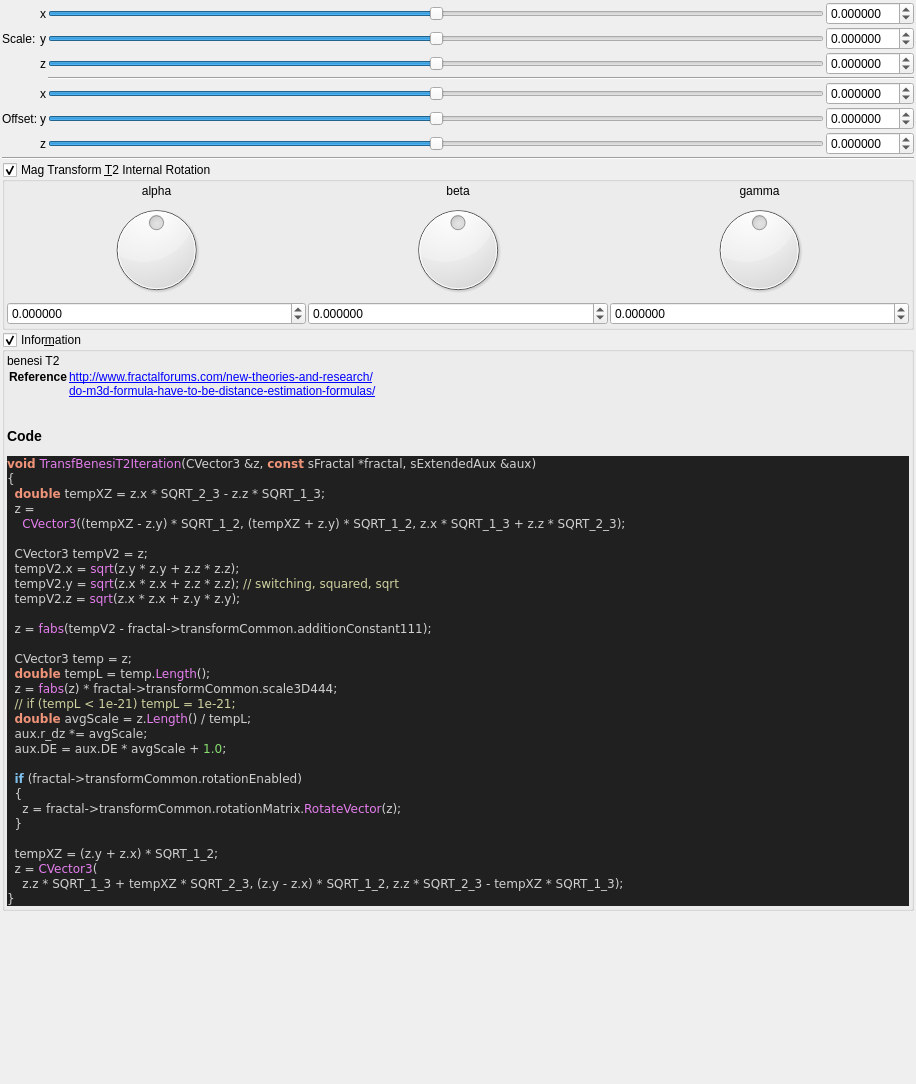
Qt form mandelbulber2/formula/ui/fractal_transf_benesi_t2.ui (buddhi1980/mandelbulber2) before a commit.
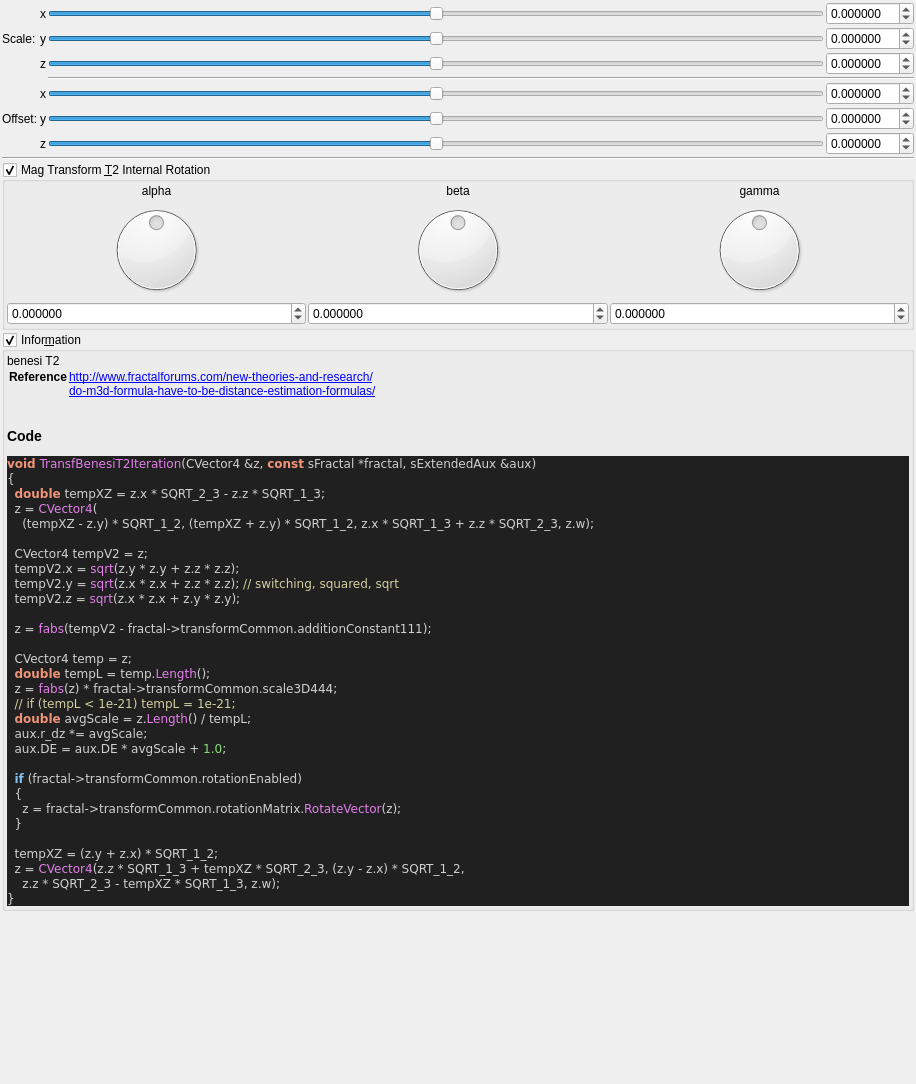
The same form after that commit. Custom widgets are drawn as their Qt base class.

Patch:
```diff
--- a/mandelbulber2/formula/ui/fractal_transf_benesi_t2.ui
+++ b/mandelbulber2/formula/ui/fractal_transf_benesi_t2.ui
@@ -630,20 +630,20 @@
 &lt;/table&gt;
 &lt;h3&gt;Code&lt;/h3&gt;
 &lt;body style=&quot;background-color:#202020&quot;&gt;
-&lt;pre style=&quot;color:#d0d0d0; background-color:#202020;  font-family:'Courier New',monospace;&quot;&gt;&lt;span style=&quot;color:#f09479; font-weight:bold&quot;&gt;void&lt;/span&gt; &lt;span style=&quot;color:#e47eed&quot;&gt;TransfBenesiT2Iteration&lt;/span&gt;&lt;span style=&quot;color:#d0d0d0&quot;&gt;(&lt;/span&gt;CVector3 &lt;span style=&quot;color:#d0d0d0&quot;&gt;&amp;amp;&lt;/span&gt;z&lt;span style=&quot;color:#d0d0d0&quot;&gt;,&lt;/span&gt; &lt;span style=&quot;color:#f09479; font-weight:bold&quot;&gt;const&lt;/span&gt; sFractal &lt;span style=&quot;color:#d0d0d0&quot;&gt;*&lt;/span&gt;fractal&lt;span style=&quot;color:#d0d0d0&quot;&gt;,&lt;/span&gt; sExtendedAux &lt;span style=&quot;color:#d0d0d0&quot;&gt;&amp;amp;&lt;/span&gt;aux&lt;span style=&quot;color:#d0d0d0&quot;&gt;)&lt;/span&gt;
+&lt;pre style=&quot;color:#d0d0d0; background-color:#202020;  font-family:'Courier New',monospace;&quot;&gt;&lt;span style=&quot;color:#f09479; font-weight:bold&quot;&gt;void&lt;/span&gt; &lt;span style=&quot;color:#e47eed&quot;&gt;TransfBenesiT2Iteration&lt;/span&gt;&lt;span style=&quot;color:#d0d0d0&quot;&gt;(&lt;/span&gt;CVector4 &lt;span style=&quot;color:#d0d0d0&quot;&gt;&amp;amp;&lt;/span&gt;z&lt;span style=&quot;color:#d0d0d0&quot;&gt;,&lt;/span&gt; &lt;span style=&quot;color:#f09479; font-weight:bold&quot;&gt;const&lt;/span&gt; sFractal &lt;span style=&quot;color:#d0d0d0&quot;&gt;*&lt;/span&gt;fractal&lt;span style=&quot;color:#d0d0d0&quot;&gt;,&lt;/span&gt; sExtendedAux &lt;span style=&quot;color:#d0d0d0&quot;&gt;&amp;amp;&lt;/span&gt;aux&lt;span style=&quot;color:#d0d0d0&quot;&gt;)&lt;/span&gt;
 &lt;span style=&quot;color:#d0d0d0&quot;&gt;{&lt;/span&gt;
   &lt;span style=&quot;color:#f09479; font-weight:bold&quot;&gt;double&lt;/span&gt; tempXZ &lt;span style=&quot;color:#d0d0d0&quot;&gt;=&lt;/span&gt; z&lt;span style=&quot;color:#d0d0d0&quot;&gt;.&lt;/span&gt;x &lt;span style=&quot;color:#d0d0d0&quot;&gt;*&lt;/span&gt; SQRT_2_3 &lt;span style=&quot;color:#d0d0d0&quot;&gt;-&lt;/span&gt; z&lt;span style=&quot;color:#d0d0d0&quot;&gt;.&lt;/span&gt;z &lt;span style=&quot;color:#d0d0d0&quot;&gt;*&lt;/span&gt; SQRT_1_3&lt;span style=&quot;color:#d0d0d0&quot;&gt;;&lt;/span&gt;
-  z &lt;span style=&quot;color:#d0d0d0&quot;&gt;=&lt;/span&gt;
-    &lt;span style=&quot;color:#e47eed&quot;&gt;CVector3&lt;/span&gt;&lt;span style=&quot;color:#d0d0d0&quot;&gt;((&lt;/span&gt;tempXZ &lt;span style=&quot;color:#d0d0d0&quot;&gt;-&lt;/span&gt; z&lt;span style=&quot;color:#d0d0d0&quot;&gt;.&lt;/span&gt;y&lt;span style=&quot;color:#d0d0d0&quot;&gt;) *&lt;/span&gt; SQRT_1_2&lt;span style=&quot;color:#d0d0d0&quot;&gt;, (&lt;/span&gt;tempXZ &lt;span style=&quot;color:#d0d0d0&quot;&gt;+&lt;/span&gt; z&lt;span style=&quot;color:#d0d0d0&quot;&gt;.&lt;/span&gt;y&lt;span style=&quot;color:#d0d0d0&quot;&gt;) *&lt;/span&gt; SQRT_1_2&lt;span style=&quot;color:#d0d0d0&quot;&gt;,&lt;/span&gt; z&lt;span style=&quot;color:#d0d0d0&quot;&gt;.&lt;/span&gt;x &lt;span style=&quot;color:#d0d0d0&quot;&gt;*&lt;/span&gt; SQRT_1_3 &lt;span style=&quot;color:#d0d0d0&quot;&gt;+&lt;/span&gt; z&lt;span style=&quot;color:#d0d0d0&quot;&gt;.&lt;/span&gt;z &lt;span style=&quot;color:#d0d0d0&quot;&gt;*&lt;/span&gt; SQRT_2_3&lt;span style=&quot;color:#d0d0d0&quot;&gt;);&lt;/span&gt;
+  z &lt;span style=&quot;color:#d0d0d0&quot;&gt;=&lt;/span&gt; &lt;span style=&quot;color:#e47eed&quot;&gt;CVector4&lt;/span&gt;&lt;span style=&quot;color:#d0d0d0&quot;&gt;(&lt;/span&gt;
+    &lt;span style=&quot;color:#d0d0d0&quot;&gt;(&lt;/span&gt;tempXZ &lt;span style=&quot;color:#d0d0d0&quot;&gt;-&lt;/span&gt; z&lt;span style=&quot;color:#d0d0d0&quot;&gt;.&lt;/span&gt;y&lt;span style=&quot;color:#d0d0d0&quot;&gt;) *&lt;/span&gt; SQRT_1_2&lt;span style=&quot;color:#d0d0d0&quot;&gt;, (&lt;/span&gt;tempXZ &lt;span style=&quot;color:#d0d0d0&quot;&gt;+&lt;/span&gt; z&lt;span style=&quot;color:#d0d0d0&quot;&gt;.&lt;/span&gt;y&lt;span style=&quot;color:#d0d0d0&quot;&gt;) *&lt;/span&gt; SQRT_1_2&lt;span style=&quot;color:#d0d0d0&quot;&gt;,&lt;/span&gt; z&lt;span style=&quot;color:#d0d0d0&quot;&gt;.&lt;/span&gt;x &lt;span style=&quot;color:#d0d0d0&quot;&gt;*&lt;/span&gt; SQRT_1_3 &lt;span style=&quot;color:#d0d0d0&quot;&gt;+&lt;/span&gt; z&lt;span style=&quot;color:#d0d0d0&quot;&gt;.&lt;/span&gt;z &lt;span style=&quot;color:#d0d0d0&quot;&gt;*&lt;/span&gt; SQRT_2_3&lt;span style=&quot;color:#d0d0d0&quot;&gt;,&lt;/span&gt; z&lt;span style=&quot;color:#d0d0d0&quot;&gt;.&lt;/span&gt;w&lt;span style=&quot;color:#d0d0d0&quot;&gt;);&lt;/span&gt;
 
-  CVector3 tempV2 &lt;span style=&quot;color:#d0d0d0&quot;&gt;=&lt;/span&gt; z&lt;span style=&quot;color:#d0d0d0&quot;&gt;;&lt;/span&gt;
+  CVector4 tempV2 &lt;span style=&quot;color:#d0d0d0&quot;&gt;=&lt;/span&gt; z&lt;span style=&quot;color:#d0d0d0&quot;&gt;;&lt;/span&gt;
   tempV2&lt;span style=&quot;color:#d0d0d0&quot;&gt;.&lt;/span&gt;x &lt;span style=&quot;color:#d0d0d0&quot;&gt;=&lt;/span&gt; &lt;span style=&quot;color:#e47eed&quot;&gt;sqrt&lt;/span&gt;&lt;span style=&quot;color:#d0d0d0&quot;&gt;(&lt;/span&gt;z&lt;span style=&quot;color:#d0d0d0&quot;&gt;.&lt;/span&gt;y &lt;span style=&quot;color:#d0d0d0&quot;&gt;*&lt;/span&gt; z&lt;span style=&quot;color:#d0d0d0&quot;&gt;.&lt;/span&gt;y &lt;span style=&quot;color:#d0d0d0&quot;&gt;+&lt;/span&gt; z&lt;span style=&quot;color:#d0d0d0&quot;&gt;.&lt;/span&gt;z &lt;span style=&quot;color:#d0d0d0&quot;&gt;*&lt;/span&gt; z&lt;span style=&quot;color:#d0d0d0&quot;&gt;.&lt;/span&gt;z&lt;span style=&quot;color:#d0d0d0&quot;&gt;);&lt;/span&gt;
   tempV2&lt;span style=&quot;color:#d0d0d0&quot;&gt;.&lt;/span&gt;y &lt;span style=&quot;color:#d0d0d0&quot;&gt;=&lt;/span&gt; &lt;span style=&quot;color:#e47eed&quot;&gt;sqrt&lt;/span&gt;&lt;span style=&quot;color:#d0d0d0&quot;&gt;(&lt;/span&gt;z&lt;span style=&quot;color:#d0d0d0&quot;&gt;.&lt;/span&gt;x &lt;span style=&quot;color:#d0d0d0&quot;&gt;*&lt;/span&gt; z&lt;span style=&quot;color:#d0d0d0&quot;&gt;.&lt;/span&gt;x &lt;span style=&quot;color:#d0d0d0&quot;&gt;+&lt;/span&gt; z&lt;span style=&quot;color:#d0d0d0&quot;&gt;.&lt;/span&gt;z &lt;span style=&quot;color:#d0d0d0&quot;&gt;*&lt;/span&gt; z&lt;span style=&quot;color:#d0d0d0&quot;&gt;.&lt;/span&gt;z&lt;span style=&quot;color:#d0d0d0&quot;&gt;);&lt;/span&gt; &lt;span style=&quot;color:#d0d0a0&quot;&gt;// switching, squared, sqrt&lt;/span&gt;
   tempV2&lt;span style=&quot;color:#d0d0d0&quot;&gt;.&lt;/span&gt;z &lt;span style=&quot;color:#d0d0d0&quot;&gt;=&lt;/span&gt; &lt;span style=&quot;color:#e47eed&quot;&gt;sqrt&lt;/span&gt;&lt;span style=&quot;color:#d0d0d0&quot;&gt;(&lt;/span&gt;z&lt;span style=&quot;color:#d0d0d0&quot;&gt;.&lt;/span&gt;x &lt;span style=&quot;color:#d0d0d0&quot;&gt;*&lt;/span&gt; z&lt;span style=&quot;color:#d0d0d0&quot;&gt;.&lt;/span&gt;x &lt;span style=&quot;color:#d0d0d0&quot;&gt;+&lt;/span&gt; z&lt;span style=&quot;color:#d0d0d0&quot;&gt;.&lt;/span&gt;y &lt;span style=&quot;color:#d0d0d0&quot;&gt;*&lt;/span&gt; z&lt;span style=&quot;color:#d0d0d0&quot;&gt;.&lt;/span&gt;y&lt;span style=&quot;color:#d0d0d0&quot;&gt;);&lt;/span&gt;
 
   z &lt;span style=&quot;color:#d0d0d0&quot;&gt;=&lt;/span&gt; &lt;span style=&quot;color:#e47eed&quot;&gt;fabs&lt;/span&gt;&lt;span style=&quot;color:#d0d0d0&quot;&gt;(&lt;/span&gt;tempV2 &lt;span style=&quot;color:#d0d0d0&quot;&gt;-&lt;/span&gt; fractal&lt;span style=&quot;color:#d0d0d0&quot;&gt;-&amp;gt;&lt;/span&gt;transformCommon&lt;span style=&quot;color:#d0d0d0&quot;&gt;.&lt;/span&gt;additionConstant111&lt;span style=&quot;color:#d0d0d0&quot;&gt;);&lt;/span&gt;
 
-  CVector3 temp &lt;span style=&quot;color:#d0d0d0&quot;&gt;=&lt;/span&gt; z&lt;span style=&quot;color:#d0d0d0&quot;&gt;;&lt;/span&gt;
+  CVector4 temp &lt;span style=&quot;color:#d0d0d0&quot;&gt;=&lt;/span&gt; z&lt;span style=&quot;color:#d0d0d0&quot;&gt;;&lt;/span&gt;
   &lt;span style=&quot;color:#f09479; font-weight:bold&quot;&gt;double&lt;/span&gt; tempL &lt;span style=&quot;color:#d0d0d0&quot;&gt;=&lt;/span&gt; temp&lt;span style=&quot;color:#d0d0d0&quot;&gt;.&lt;/span&gt;&lt;span style=&quot;color:#e47eed&quot;&gt;Length&lt;/span&gt;&lt;span style=&quot;color:#d0d0d0&quot;&gt;();&lt;/span&gt;
   z &lt;span style=&quot;color:#d0d0d0&quot;&gt;=&lt;/span&gt; &lt;span style=&quot;color:#e47eed&quot;&gt;fabs&lt;/span&gt;&lt;span style=&quot;color:#d0d0d0&quot;&gt;(&lt;/span&gt;z&lt;span style=&quot;color:#d0d0d0&quot;&gt;) *&lt;/span&gt; fractal&lt;span style=&quot;color:#d0d0d0&quot;&gt;-&amp;gt;&lt;/span&gt;transformCommon&lt;span style=&quot;color:#d0d0d0&quot;&gt;.&lt;/span&gt;scale3D444&lt;span style=&quot;color:#d0d0d0&quot;&gt;;&lt;/span&gt;
   &lt;span style=&quot;color:#d0d0a0&quot;&gt;// if (tempL &amp;lt; 1e-21) tempL = 1e-21;&lt;/span&gt;
@@ -657,8 +657,8 @@
   &lt;span style=&quot;color:#d0d0d0&quot;&gt;}&lt;/span&gt;
 
   tempXZ &lt;span style=&quot;color:#d0d0d0&quot;&gt;= (&lt;/span&gt;z&lt;span style=&quot;color:#d0d0d0&quot;&gt;.&lt;/span&gt;y &lt;span style=&quot;color:#d0d0d0&quot;&gt;+&lt;/span&gt; z&lt;span style=&quot;color:#d0d0d0&quot;&gt;.&lt;/span&gt;x&lt;span style=&quot;color:#d0d0d0&quot;&gt;) *&lt;/span&gt; SQRT_1_2&lt;span style=&quot;color:#d0d0d0&quot;&gt;;&lt;/span&gt;
-  z &lt;span style=&quot;color:#d0d0d0&quot;&gt;=&lt;/span&gt; &lt;span style=&quot;color:#e47eed&quot;&gt;CVector3&lt;/span&gt;&lt;span style=&quot;color:#d0d0d0&quot;&gt;(&lt;/span&gt;
-    z&lt;span style=&quot;color:#d0d0d0&quot;&gt;.&lt;/span&gt;z &lt;span style=&quot;color:#d0d0d0&quot;&gt;*&lt;/span&gt; SQRT_1_3 &lt;span style=&quot;color:#d0d0d0&quot;&gt;+&lt;/span&gt; tempXZ &lt;span style=&quot;color:#d0d0d0&quot;&gt;*&lt;/span&gt; SQRT_2_3&lt;span style=&quot;color:#d0d0d0&quot;&gt;, (&lt;/span&gt;z&lt;span style=&quot;color:#d0d0d0&quot;&gt;.&lt;/span&gt;y &lt;span style=&quot;color:#d0d0d0&quot;&gt;-&lt;/span&gt; z&lt;span style=&quot;color:#d0d0d0&quot;&gt;.&lt;/span&gt;x&lt;span style=&quot;color:#d0d0d0&quot;&gt;) *&lt;/span&gt; SQRT_1_2&lt;span style=&quot;color:#d0d0d0&quot;&gt;,&lt;/span&gt; z&lt;span style=&quot;color:#d0d0d0&quot;&gt;.&lt;/span&gt;z &lt;span style=&quot;color:#d0d0d0&quot;&gt;*&lt;/span&gt; SQRT_2_3 &lt;span style=&quot;color:#d0d0d0&quot;&gt;-&lt;/span&gt; tempXZ &lt;span style=&quot;color:#d0d0d0&quot;&gt;*&lt;/span&gt; SQRT_1_3&lt;span style=&quot;color:#d0d0d0&quot;&gt;);&lt;/span&gt;
+  z &lt;span style=&quot;color:#d0d0d0&quot;&gt;=&lt;/span&gt; &lt;span style=&quot;color:#e47eed&quot;&gt;CVector4&lt;/span&gt;&lt;span style=&quot;color:#d0d0d0&quot;&gt;(&lt;/span&gt;z&lt;span style=&quot;color:#d0d0d0&quot;&gt;.&lt;/span&gt;z &lt;span style=&quot;color:#d0d0d0&quot;&gt;*&lt;/span&gt; SQRT_1_3 &lt;span style=&quot;color:#d0d0d0&quot;&gt;+&lt;/span&gt; tempXZ &lt;span style=&quot;color:#d0d0d0&quot;&gt;*&lt;/span&gt; SQRT_2_3&lt;span style=&quot;color:#d0d0d0&quot;&gt;, (&lt;/span&gt;z&lt;span style=&quot;color:#d0d0d0&quot;&gt;.&lt;/span&gt;y &lt;span style=&quot;color:#d0d0d0&quot;&gt;-&lt;/span&gt; z&lt;span style=&quot;color:#d0d0d0&quot;&gt;.&lt;/span&gt;x&lt;span style=&quot;color:#d0d0d0&quot;&gt;) *&lt;/span&gt; SQRT_1_2&lt;span style=&quot;color:#d0d0d0&quot;&gt;,&lt;/span&gt;
+    z&lt;span style=&quot;color:#d0d0d0&quot;&gt;.&lt;/span&gt;z &lt;span style=&quot;color:#d0d0d0&quot;&gt;*&lt;/span&gt; SQRT_2_3 &lt;span style=&quot;color:#d0d0d0&quot;&gt;-&lt;/span&gt; tempXZ &lt;span style=&quot;color:#d0d0d0&quot;&gt;*&lt;/span&gt; SQRT_1_3&lt;span style=&quot;color:#d0d0d0&quot;&gt;,&lt;/span&gt; z&lt;span style=&quot;color:#d0d0d0&quot;&gt;.&lt;/span&gt;w&lt;span style=&quot;color:#d0d0d0&quot;&gt;);&lt;/span&gt;
 &lt;span style=&quot;color:#d0d0d0&quot;&gt;}&lt;/span&gt;
 &lt;/pre&gt;
 &lt;/body&gt;</string>
```
